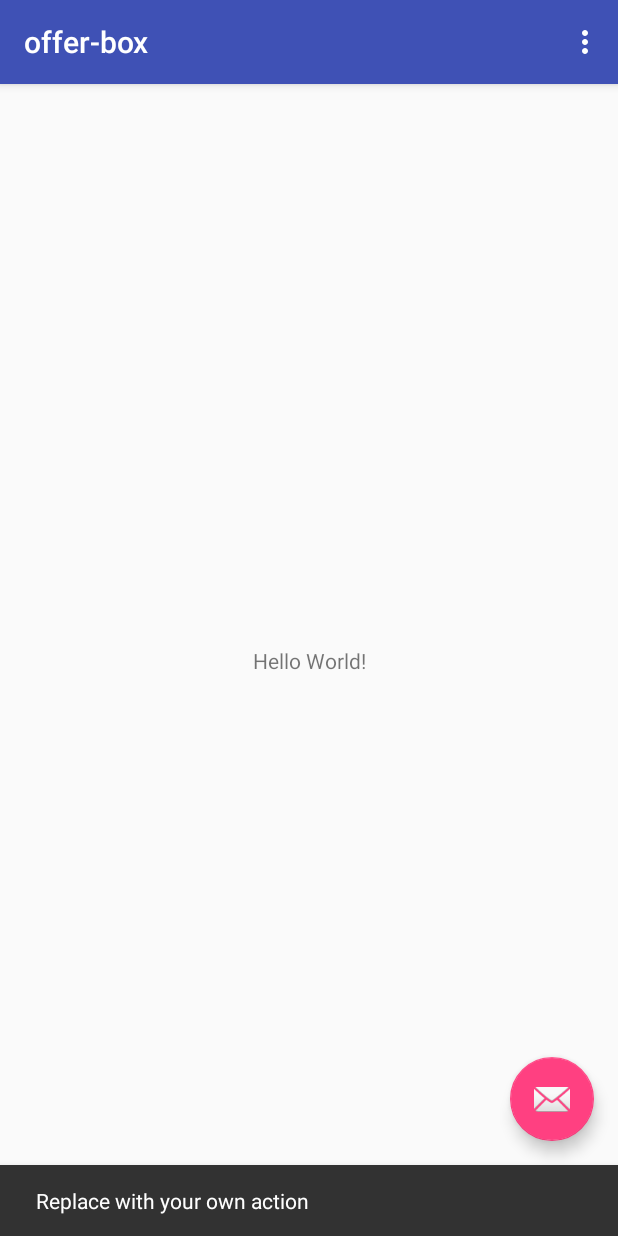
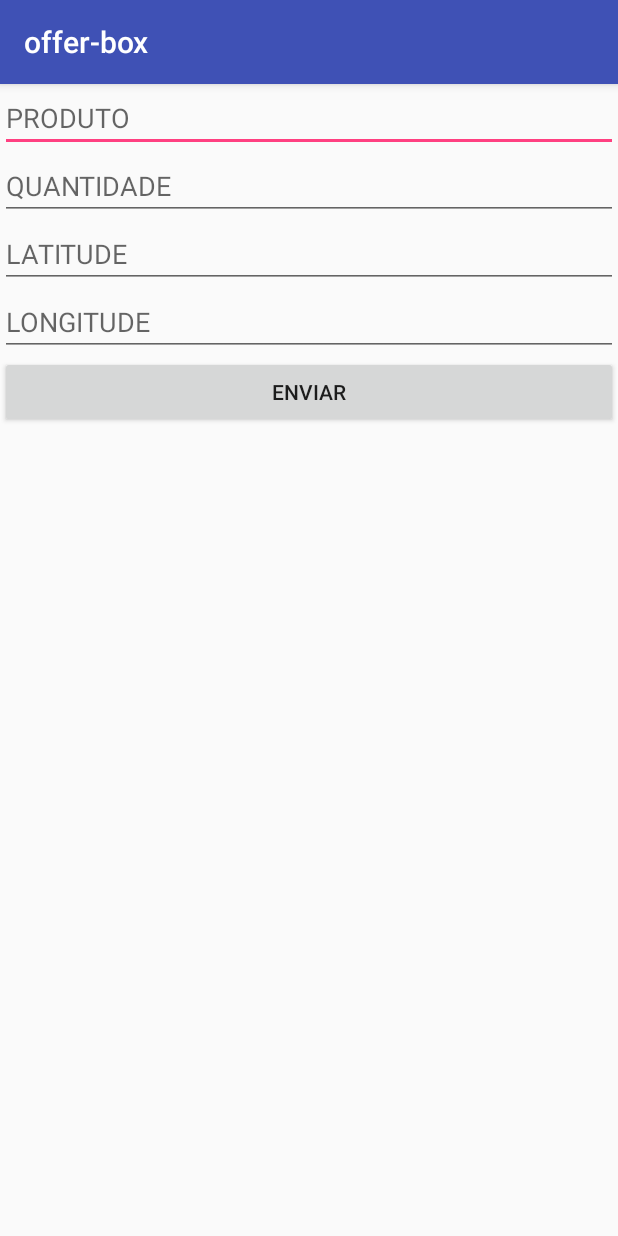
Before and after one commit to offer-box/app-android, an Android app: the screen it shows after launch (MainActivity before the commit, BiddingActivity after it), after a tap on an icon or button, on a phone screen of 412 x 824 dp. Run offline under Robolectric (Android 15) with nearby library versions, the phone set to English and light mode, and no system bars.

Commit message:
add activity add bidding and add first requisition

```diff
--- a/app/build.gradle
+++ b/app/build.gradle
@@ -28,4 +28,10 @@ dependencies {
     testImplementation 'junit:junit:4.12'
     implementation 'com.android.support.constraint:constraint-layout:1.0.2'
     implementation 'com.android.support:design:26.0.0-beta1'
+
+    compile 'com.squareup.retrofit2:retrofit:2.1.0'
+    compile 'com.squareup.retrofit2:converter-gson:2.1.0'
+    compile 'com.google.android.gms:play-services-maps:9.4.0'
+    compile 'com.google.code.gson:gson:2.7'
+
 }
--- /dev/null
+++ b/app/src/main/java/br/com/app/offer_box/BiddingActivity.java
@@ -0,0 +1,81 @@
+package br.com.app.offer_box;
+
+import android.app.ProgressDialog;
+import android.support.design.widget.Snackbar;
+import android.support.v7.app.AppCompatActivity;
+import android.os.Bundle;
+import android.util.Log;
+import android.view.View;
+import android.widget.Button;
+import android.widget.EditText;
+
+import br.com.app.offer_box.model.Bidding;
+import br.com.app.offer_box.webservice.APIClient;
+import br.com.app.offer_box.webservice.APIInterface;
+import retrofit2.Call;
+import retrofit2.Callback;
+import retrofit2.Response;
+
+public class BiddingActivity extends AppCompatActivity {
+
+    EditText ed_product;
+    EditText ed_qtd;
+    EditText ed_lat;
+    EditText ed_lng;
+    Button btn_env;
+
+    String product, qtd, lat, lng;
+
+    @Override
+    protected void onCreate(Bundle savedInstanceState) {
+        super.onCreate(savedInstanceState);
+        setContentView(R.layout.activity_bidding);
+
+        ed_product = (EditText) findViewById(R.id.ed_product);
+        ed_qtd = (EditText) findViewById(R.id.ed_qtd);
+        ed_lat = (EditText) findViewById(R.id.ed_lat);
+        ed_lng = (EditText) findViewById(R.id.ed_lng);
+        btn_env = (Button) findViewById(R.id.btn_env);
+
+
+
+        btn_env.setOnClickListener(new View.OnClickListener() {
+            @Override
+            public void onClick(View view) {
+                product = ed_product.getText().toString();
+                qtd = ed_qtd.getText().toString();
+                lat = ed_lat.getText().toString();
+                lng = ed_lng.getText().toString();
+
+                Bidding bidding = new Bidding(product, qtd, Long.parseLong(lat), Long.parseLong(lng));
+                envBidding(bidding);
+
+            }
+        });
+    }
+
+    private APIInterface apiService;
+    private Call<String> callEnvBidding;
+
+    public void envBidding(Bidding bidding) {
+
+        apiService = APIClient.getService().create(APIInterface.class);
+        callEnvBidding = apiService.envBidding(bidding);
+
+        callEnvBidding.enqueue(new Callback<String>() {
+            @Override
+            public void onResponse(Call<String> call, Response<String> response) {
+
+                String result = response.body();
+                Log.e("Response", result.toString());
+
+            }
+
+            @Override
+            public void onFailure(Call<String> call, Throwable t) {
+                Log.e("Networking", t.toString());
+            }
+        });
+    }
+
+}
--- a/app/src/main/java/br/com/app/offer_box/MainActivity.java
+++ b/app/src/main/java/br/com/app/offer_box/MainActivity.java
@@ -1,5 +1,6 @@
 package br.com.app.offer_box;
 
+import android.content.Intent;
 import android.os.Bundle;
 import android.support.design.widget.FloatingActionButton;
 import android.support.design.widget.Snackbar;
@@ -22,8 +23,12 @@ public class MainActivity extends AppCompatActivity {
         fab.setOnClickListener(new View.OnClickListener() {
             @Override
             public void onClick(View view) {
-                Snackbar.make(view, "Replace with your own action", Snackbar.LENGTH_LONG)
-                        .setAction("Action", null).show();
+
+                Intent intent = new Intent(view.getContext(), BiddingActivity.class);
+                startActivity(intent);
+
+//                Snackbar.make(view, "Replace with your own action", Snackbar.LENGTH_LONG)
+//                        .setAction("Action", null).show();
             }
         });
     }
--- /dev/null
+++ b/app/src/main/java/br/com/app/offer_box/webservice/APIInterface.java
@@ -0,0 +1,18 @@
+package br.com.app.offer_box.webservice;
+
+import br.com.app.offer_box.model.Bidding;
+import br.com.app.offer_box.utils.Constants;
+import retrofit2.Call;
+import retrofit2.http.Body;
+import retrofit2.http.POST;
+
+/**
+ * Created by matheuscatossi on 05/05/18.
+ */
+
+public interface APIInterface {
+
+    @POST(Constants.POST_ENV_BIDDING)
+    Call<String> envBidding(@Body Bidding bidding);
+
+}
--- a/app/src/main/res/layout/activity_bidding.xml
+++ b/app/src/main/res/layout/activity_bidding.xml
@@ -4,6 +4,44 @@
     xmlns:tools="http://schemas.android.com/tools"
     android:layout_width="match_parent"
     android:layout_height="match_parent"
-    tools:context="br.com.app.offer_box.Bidding">
+    tools:context="br.com.app.offer_box.BiddingActivity">
 
+    <LinearLayout
+        android:layout_width="match_parent"
+        android:layout_height="match_parent"
+        android:orientation="vertical">
+
+        <EditText
+            android:id="@+id/ed_product"
+            android:layout_width="match_parent"
+            android:layout_height="wrap_content"
+            android:hint="PRODUTO"/>
+
+        <EditText
+            android:id="@+id/ed_qtd"
+            android:layout_width="match_parent"
+            android:layout_height="wrap_content"
+            android:hint="QUANTIDADE"/>
+
+        <EditText
+            android:id="@+id/ed_lat"
+            android:layout_width="match_parent"
+            android:layout_height="wrap_content"
+            android:hint="LATITUDE"/>
+
+        <EditText
+            android:id="@+id/ed_lng"
+            android:layout_width="match_parent"
+            android:layout_height="wrap_content"
+            android:hint="LONGITUDE"/>
+
+        <Button
+            android:id="@+id/btn_env"
+            android:layout_width="match_parent"
+            android:layout_height="wrap_content"
+            android:text="ENVIAR"
+            />
+
+
+    </LinearLayout>
 </android.support.constraint.ConstraintLayout>
```
Also changed, not shown: app/src/main/AndroidManifest.xml (+6 -1 lines), app/src/main/java/br/com/app/offer_box/Bidding.java (deleted, +0 -13 lines), app/src/main/java/br/com/app/offer_box/model/Bidding.java (added, +56 -0 lines), app/src/main/java/br/com/app/offer_box/utils/Connection.java (added, +40 -0 lines), app/src/main/java/br/com/app/offer_box/utils/Constants.java (added, +16 -0 lines), app/src/main/java/br/com/app/offer_box/webservice/APIClient.java (added, +21 -0 lines).
